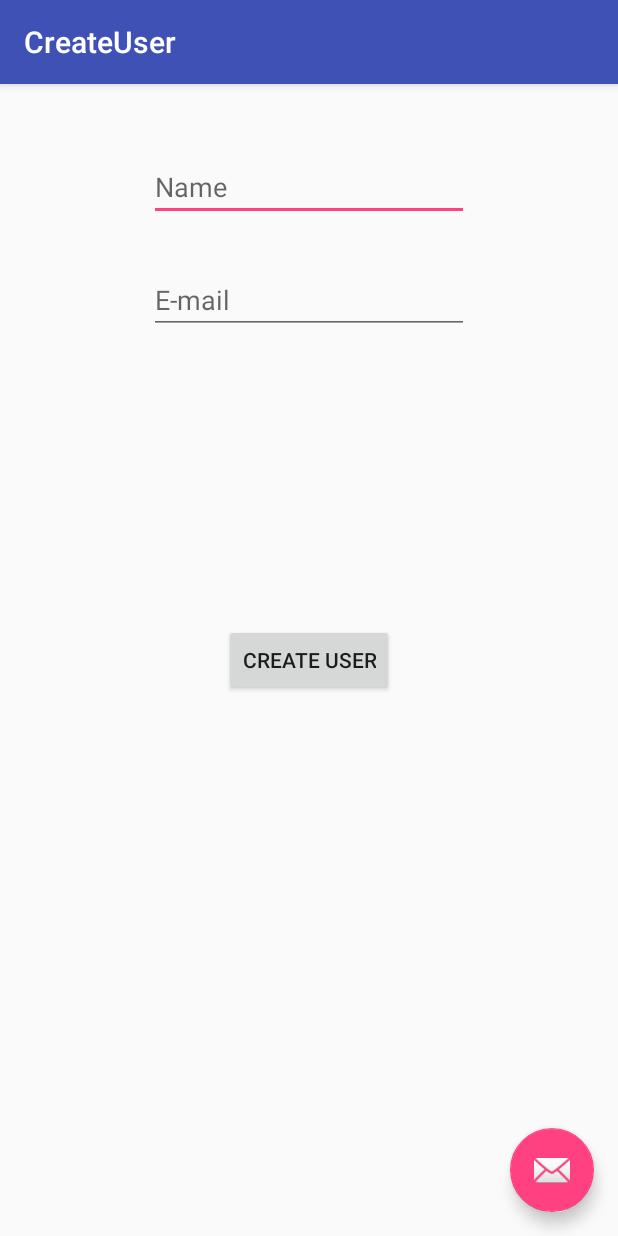
After one commit to Qwenga/CardManager, an Android app: the CreateUserActivity screen opened directly, with no data from a screen before it, on a phone screen of 412 x 824 dp. The commit adds this screen. Run offline under Robolectric (Android 15) with nearby library versions, the phone set to English and light mode, and no system bars; 1 statement that could not run was skipped.

Commit message:
mikkel pc

```diff
--- /dev/null
+++ b/app/src/main/java/com/example/rasmusengmark/cardmanager/CreateUserActivity.java
@@ -0,0 +1,71 @@
+package com.example.rasmusengmark.cardmanager;
+
+import android.content.Context;
+import android.content.Intent;
+import android.os.Bundle;
+import android.support.design.widget.FloatingActionButton;
+import android.support.design.widget.Snackbar;
+import android.support.v7.app.AppCompatActivity;
+import android.support.v7.widget.Toolbar;
+import android.view.View;
+import android.widget.Button;
+import android.widget.EditText;
+import android.widget.Toast;
+
+public class CreateUserActivity extends AppCompatActivity {
+
+    Context context;
+    public static SQLiteAdapter dbHandler;
+
+    private Button btnCreateUser;
+    private EditText editTextName;
+    private EditText editTextEmail;
+
+    @Override
+    protected void onCreate(Bundle savedInstanceState) {
+        super.onCreate(savedInstanceState);
+        setContentView(R.layout.activity_create_user);
+        context = this;
+
+        dbHandler = new SQLiteAdapter(context);
+        Toolbar toolbar = (Toolbar) findViewById(R.id.toolbar);
+        setSupportActionBar(toolbar);
+
+        FloatingActionButton fab = (FloatingActionButton) findViewById(R.id.fab);
+        fab.setOnClickListener(new View.OnClickListener() {
+            @Override
+            public void onClick(View view) {
+                Snackbar.make(view, "Replace with your own action", Snackbar.LENGTH_LONG)
+                        .setAction("Action", null).show();
+            }
+        });
+
+        initViews();
+        initListeners();
+    }
+
+    private void initViews() {
+        editTextName = (EditText) findViewById(R.id.editTextName);
+        editTextEmail = (EditText) findViewById(R.id.editTextAge);
+        btnCreateUser = (Button) findViewById(R.id.btnCreateUser);
+    }
+
+    private void initListeners() {
+        btnCreateUser.setOnClickListener(new View.OnClickListener() {
+
+            @Override
+            public void onClick(View v) {
+                dbHandler.open();
+                User user = new User();
+                user.setName(editTextName.getText().toString());
+                user.setEmail(editTextEmail.getText().toString());
+                dbHandler.create(user);
+                dbHandler.close();
+
+                Toast.makeText(context, "User created", Toast.LENGTH_SHORT).show();
+                startActivity(new Intent(context, MainActivity.class));
+            }
+        });
+    }
+
+}
--- a/app/src/main/java/com/example/rasmusengmark/cardmanager/MainActivity.java
+++ b/app/src/main/java/com/example/rasmusengmark/cardmanager/MainActivity.java
@@ -1,5 +1,6 @@
 package com.example.rasmusengmark.cardmanager;
 
+import android.content.Context;
 import android.content.Intent;
 import android.os.Bundle;
 import android.support.design.widget.FloatingActionButton;
@@ -22,10 +23,13 @@ import java.util.zip.Inflater;
 public class MainActivity extends AppCompatActivity
         implements NavigationView.OnNavigationItemSelectedListener {
 
+
+
     @Override
     protected void onCreate(Bundle savedInstanceState) {
         super.onCreate(savedInstanceState);
         setContentView(R.layout.activity_main);
+
         Toolbar toolbar = (Toolbar) findViewById(R.id.toolbar);
         setSupportActionBar(toolbar);
 
--- /dev/null
+++ b/app/src/main/res/layout/activity_create_user.xml
@@ -0,0 +1,34 @@
+<?xml version="1.0" encoding="utf-8"?>
+<android.support.design.widget.CoordinatorLayout xmlns:android="http://schemas.android.com/apk/res/android"
+    xmlns:app="http://schemas.android.com/apk/res-auto"
+    xmlns:tools="http://schemas.android.com/tools"
+    android:layout_width="match_parent"
+    android:layout_height="match_parent"
+    android:fitsSystemWindows="true"
+    tools:context="com.example.rasmusengmark.cardmanager.CreateUserActivity">
+
+    <android.support.design.widget.AppBarLayout
+        android:layout_width="match_parent"
+        android:layout_height="wrap_content"
+        android:theme="@style/AppTheme.AppBarOverlay">
+
+        <android.support.v7.widget.Toolbar
+            android:id="@+id/toolbar"
+            android:layout_width="match_parent"
+            android:layout_height="?attr/actionBarSize"
+            android:background="?attr/colorPrimary"
+            app:popupTheme="@style/AppTheme.PopupOverlay" />
+
+    </android.support.design.widget.AppBarLayout>
+
+    <include layout="@layout/content_create_user" />
+
+    <android.support.design.widget.FloatingActionButton
+        android:id="@+id/fab"
+        android:layout_width="wrap_content"
+        android:layout_height="wrap_content"
+        android:layout_gravity="bottom|end"
+        android:layout_margin="@dimen/fab_margin"
+        android:src="@android:drawable/ic_dialog_email" />
+
+</android.support.design.widget.CoordinatorLayout>
--- /dev/null
+++ b/app/src/main/res/layout/content_create_user.xml
@@ -0,0 +1,50 @@
+<?xml version="1.0" encoding="utf-8"?>
+<RelativeLayout xmlns:android="http://schemas.android.com/apk/res/android"
+    xmlns:app="http://schemas.android.com/apk/res-auto"
+    xmlns:tools="http://schemas.android.com/tools"
+    android:layout_width="match_parent"
+    android:layout_height="match_parent"
+    android:paddingBottom="@dimen/activity_vertical_margin"
+    android:paddingLeft="@dimen/activity_horizontal_margin"
+    android:paddingRight="@dimen/activity_horizontal_margin"
+    android:paddingTop="@dimen/activity_vertical_margin"
+    app:layout_behavior="@string/appbar_scrolling_view_behavior"
+    tools:context="com.example.rasmusengmark.cardmanager.CreateUserActivity"
+    tools:showIn="@layout/activity_create_user">
+
+
+    <EditText
+        android:id="@+id/editTextName"
+        android:layout_width="wrap_content"
+        android:layout_height="wrap_content"
+        android:layout_centerHorizontal="true"
+        android:layout_alignParentTop="true"
+        android:layout_marginTop="30dp"
+        android:ems="10"
+        android:hint="Name"
+        android:inputType="textPersonName" >
+
+        <requestFocus />
+    </EditText>
+
+    <EditText
+        android:id="@+id/editTextAge"
+        android:layout_width="wrap_content"
+        android:layout_height="wrap_content"
+        android:layout_alignLeft="@+id/editTextName"
+        android:layout_centerHorizontal="true"
+        android:layout_below="@+id/editTextName"
+        android:layout_marginTop="30dp"
+        android:ems="10"
+        android:hint="E-mail"
+        android:inputType="number" />
+
+    <Button
+        style="?android:attr/buttonStyleSmall"
+        android:layout_width="wrap_content"
+        android:layout_height="wrap_content"
+        android:text="Create User"
+        android:id="@+id/btnCreateUser"
+        android:layout_centerVertical="true"
+        android:layout_centerHorizontal="true" />
+</RelativeLayout>
--- a/app/src/main/res/values/dimens.xml
+++ b/app/src/main/res/values/dimens.xml
@@ -5,4 +5,5 @@
     <!-- Default screen margins, per the Android Design guidelines. -->
     <dimen name="nav_header_vertical_spacing">16dp</dimen>
     <dimen name="nav_header_height">160dp</dimen>
+    <dimen name="fab_margin">16dp</dimen>
 </resources>
--- a/app/src/main/res/values/strings.xml
+++ b/app/src/main/res/values/strings.xml
@@ -79,6 +79,7 @@
     <string name="pref_title_vibrate">Vibrate</string>
     <string name="title_activity_maps">Help</string>
     <string name="google_app_id">AIzaSyCh6XU5VNHnqeZ59g8IguBNSaa_PK0bB7s</string>
+    <string name="title_activity_create_user">CreateUser</string>
 
 
 </resources>
```
Also changed, not shown: app/src/main/AndroidManifest.xml (+8 -4 lines), app/src/main/java/com/example/rasmusengmark/cardmanager/LoginActivity.java (+32 -0 lines), app/src/main/java/com/example/rasmusengmark/cardmanager/SQLiteAdapter.java (added, +104 -0 lines), app/src/main/java/com/example/rasmusengmark/cardmanager/User.java (added, +33 -0 lines), app/src/main/java/com/example/rasmusengmark/cardmanager/UserList.java (added, +103 -0 lines), app/src/main/res/layout/activity_login.xml (+10 -0 lines).
